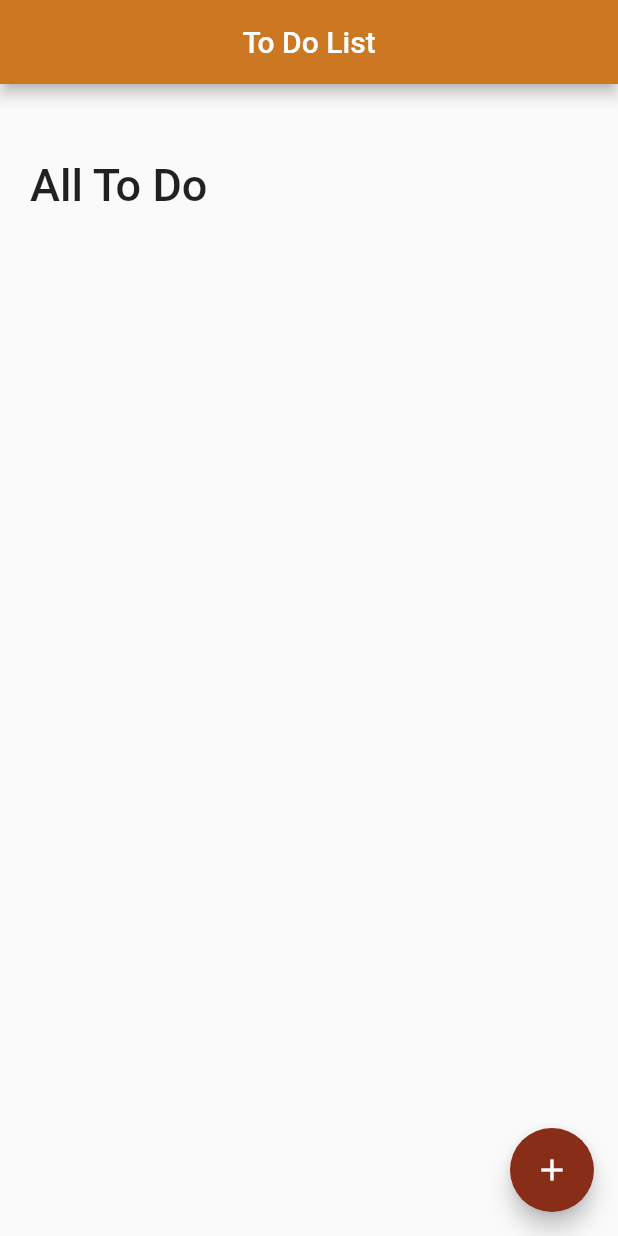
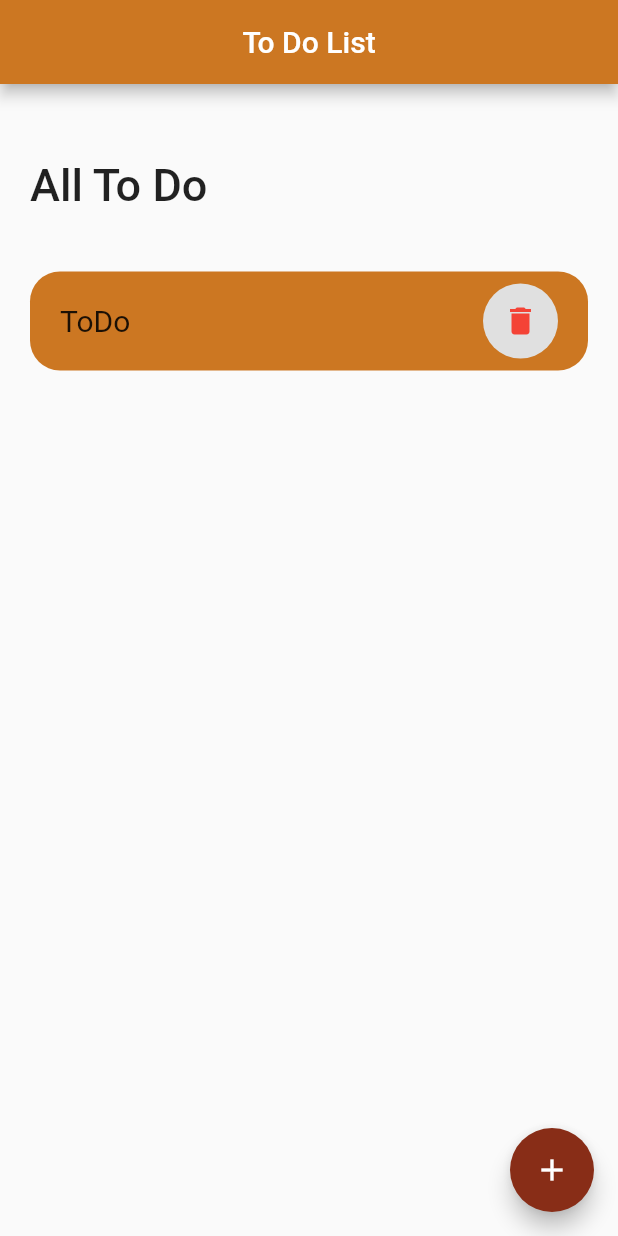
Before and after one commit to PHousden/Flutter-Calculator, a Flutter app: the screen it shows after launch, on a phone screen of 412 x 824 dp. Run offline on Flutter 3.47's test engine with Material 2 defaults, Android fonts, the phone set to English and light mode, and no system bars.

Commit message:
Move everything in todo_item.dart to HomePage.dart so that I can add delete function more easily.

```diff
--- a/lib/HomePage.dart
+++ b/lib/HomePage.dart
@@ -38,8 +38,30 @@ class _HomePageState extends State<HomePage> {
                     ),
                   ),
                 ),
-                Column(
-                  children: _todoItems,
+                Container(
+                  margin: EdgeInsets.all(20),
+                  child: ListTile(
+                      leading:
+                          const Text("ToDo", style: TextStyle(fontSize: 20)),
+                      onTap: () {},
+                      shape: RoundedRectangleBorder(
+                          borderRadius: BorderRadius.circular(20)),
+                      contentPadding: const EdgeInsets.symmetric(
+                          horizontal: 20, vertical: 5),
+                      tileColor: const Color.fromRGBO(204, 119, 34, 100),
+                      trailing: Container(
+                          width: 50,
+                          height: 50,
+                          decoration: BoxDecoration(
+                            shape: BoxShape.circle,
+                            color: Colors.grey[300],
+                          ),
+                          child: IconButton(
+                              onPressed: () {},
+                              icon: const Icon(
+                                Icons.delete,
+                                color: Colors.red,
+                              )))),
                 ),
               ],
             ),
@@ -53,7 +75,10 @@ class _HomePageState extends State<HomePage> {
           });
         },
         backgroundColor: Color.fromRGBO(136, 45, 23, 100),
-        child: Icon(Icons.add,color: Colors.white,),
+        child: Icon(
+          Icons.add,
+          color: Colors.white,
+        ),
       ),
     );
   }
```
Also changed, not shown: lib/todo_item.dart (deleted, +0 -31 lines).
